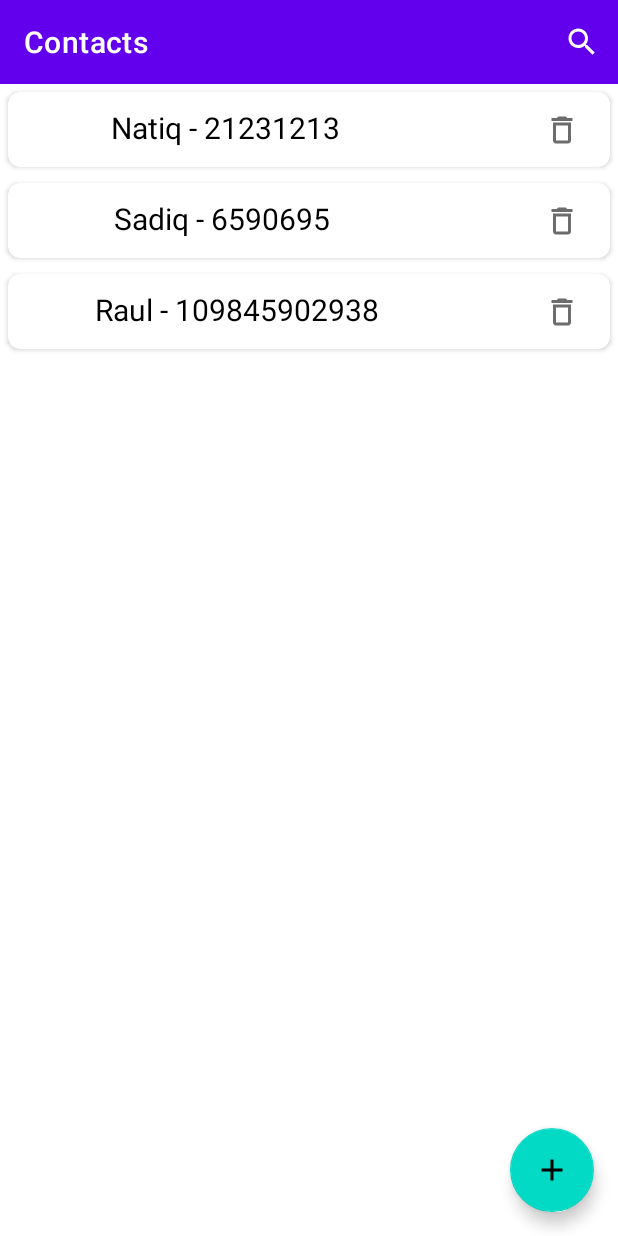
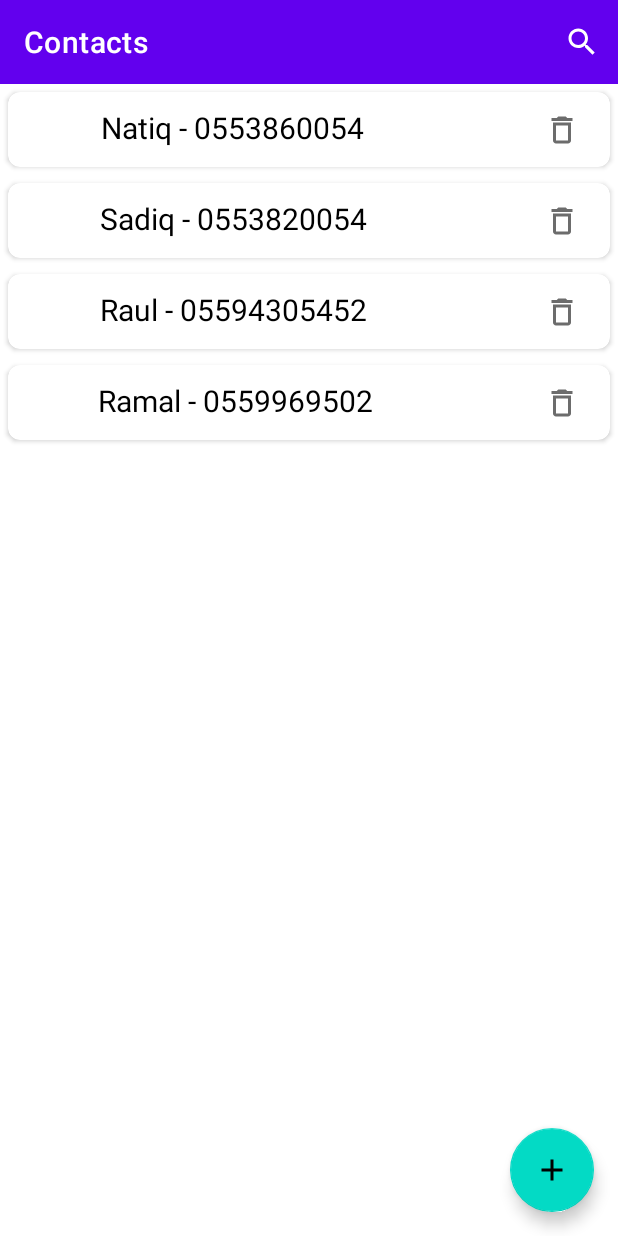
Before and after one commit to natiqhaciyef/ContactAppAbb, an Android app: the screen it shows after launch (MainActivity), on a phone screen of 412 x 824 dp. Run offline under Robolectric (Android 15) with nearby library versions, the phone set to English and light mode, and no system bars.

Commit message:
demo version ready

```diff
--- a/app/src/main/java/com/natiqhaciyef/contactappabb/ui/fragments/FeedFragment.kt
+++ b/app/src/main/java/com/natiqhaciyef/contactappabb/ui/fragments/FeedFragment.kt
@@ -18,7 +18,12 @@ import com.natiqhaciyef.contactappabb.ui.adapter.ContactAdapter
 
 class FeedFragment : Fragment(), SearchView.OnQueryTextListener {
     private lateinit var binding: FragmentFeedBinding
-    private var contactList = ArrayList<Person>()
+    private var contactList = arrayListOf(
+        Person(1, "Natiq", "0553860054"),
+        Person(2, "Sadiq", "0553820054"),
+        Person(3, "Raul", "05594305452"),
+        Person(4, "Ramal", "0559969502")
+    )
 
     override fun onCreateView(
         inflater: LayoutInflater, container: ViewGroup?,
@@ -26,9 +31,7 @@ class FeedFragment : Fragment(), SearchView.OnQueryTextListener {
         binding = FragmentFeedBinding.inflate(inflater, container, false)
 
         binding.recyclerContactView.layoutManager = LinearLayoutManager(requireContext())
-        contactList.add(Person(1,"Natiq","21231213"))
-        contactList.add(Person(2,"Sadiq","6590695"))
-        contactList.add(Person(3,"Raul","109845902938"))
+//        binding.recyclerContactView.layoutManager = StaggeredGridLayoutManager(3,StaggeredGridLayoutManager.VERTICAL)
         val adapter = ContactAdapter(requireContext(), contactList)
         binding.recyclerContactView.adapter = adapter
 
@@ -49,9 +52,7 @@ class FeedFragment : Fragment(), SearchView.OnQueryTextListener {
         }, viewLifecycleOwner, Lifecycle.State.RESUMED)     // menu adding toolbar
 
         binding.fab.setOnClickListener {
-//            Navigation.findNavController(it).navigate(R.id.to_Save)
-            val action = FeedFragmentDirections.toDetails(Person(1,"Sadiq","0553820054"))
-            Navigation.findNavController(it).navigate(action)
+            Navigation.findNavController(it).navigate(R.id.to_Save)
         }
 
         return binding.root
--- a/app/src/main/res/layout/recycler_item_person.xml
+++ b/app/src/main/res/layout/recycler_item_person.xml
@@ -32,7 +32,7 @@
                 app:layout_constraintVertical_bias="0.434" />
 
             <ImageView
-                android:id="@+id/imageView"
+                android:id="@+id/deleteImage"
                 android:layout_width="wrap_content"
                 android:layout_height="wrap_content"
                 android:src="@drawable/delete_icon"
```
Also changed, not shown: app/src/main/java/com/natiqhaciyef/contactappabb/ui/adapter/ContactAdapter.kt (+18 -0 lines).
